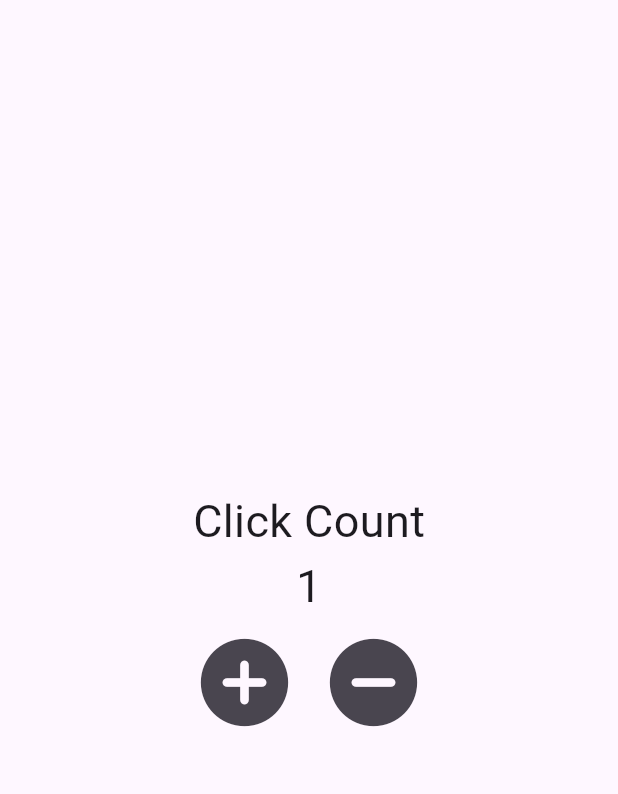
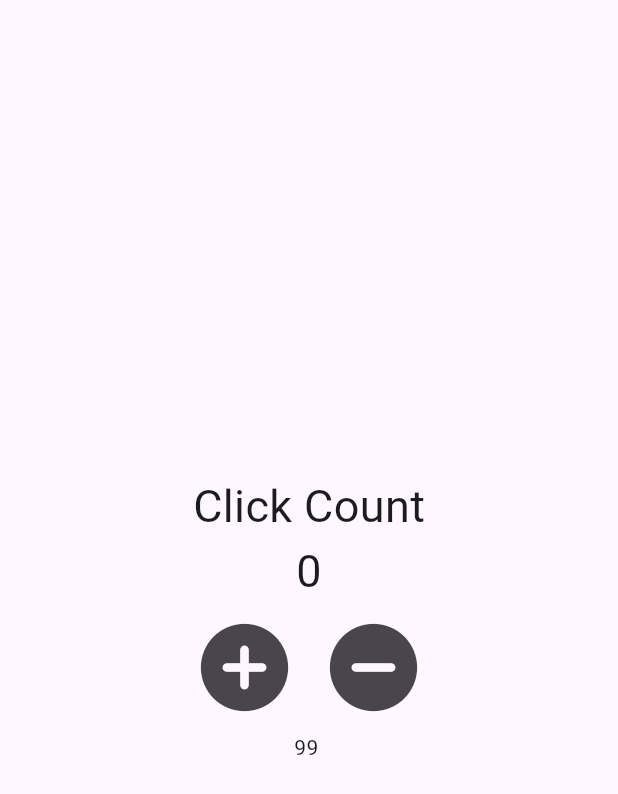
Before and after one commit to rosenrose/flutter-learn, a Flutter app: the screen it shows after launch, after a tap on the "add circle" icon, on a phone screen of 412 x 824 dp. Shown: the top 794 px of the screen. Run offline on Flutter 3.47's test engine with Material 3 defaults, Android fonts, the phone set to English and light mode, and no system bars.

```diff
--- a/lib/main.dart
+++ b/lib/main.dart
@@ -18,11 +18,16 @@ class App extends StatefulWidget {
 
 class _AppState extends State<App> {
   int counter = 0;
+  List<int> nums = [99];
 
   void addCount(int cnt) {
-    setState(() {
-      counter += cnt;
-    });
+    counter += cnt;
+
+    if (nums.length % 3 == 0) {
+      setState(() {});
+    }
+
+    print(nums);
   }
 
   @override
@@ -51,6 +56,7 @@ class _AppState extends State<App> {
                   IconButton(
                     onPressed: () {
                       addCount(1);
+                      nums.add(nums.length);
                     },
                     icon: const Icon(
                       Icons.add_circle_rounded,
@@ -60,12 +66,22 @@ class _AppState extends State<App> {
                   IconButton(
                     onPressed: () {
                       addCount(-1);
+
+                      if (nums.isNotEmpty) {
+                        nums.removeLast();
+                      }
                     },
                     icon: const Icon(
                       Icons.remove_circle_rounded,
                       size: 70,
                     ),
                   ),
+                ],
+              ),
+              Row(
+                mainAxisAlignment: MainAxisAlignment.center,
+                children: [
+                  for (var num in nums) Text("$num "),
                 ],
               ),
             ],
```
